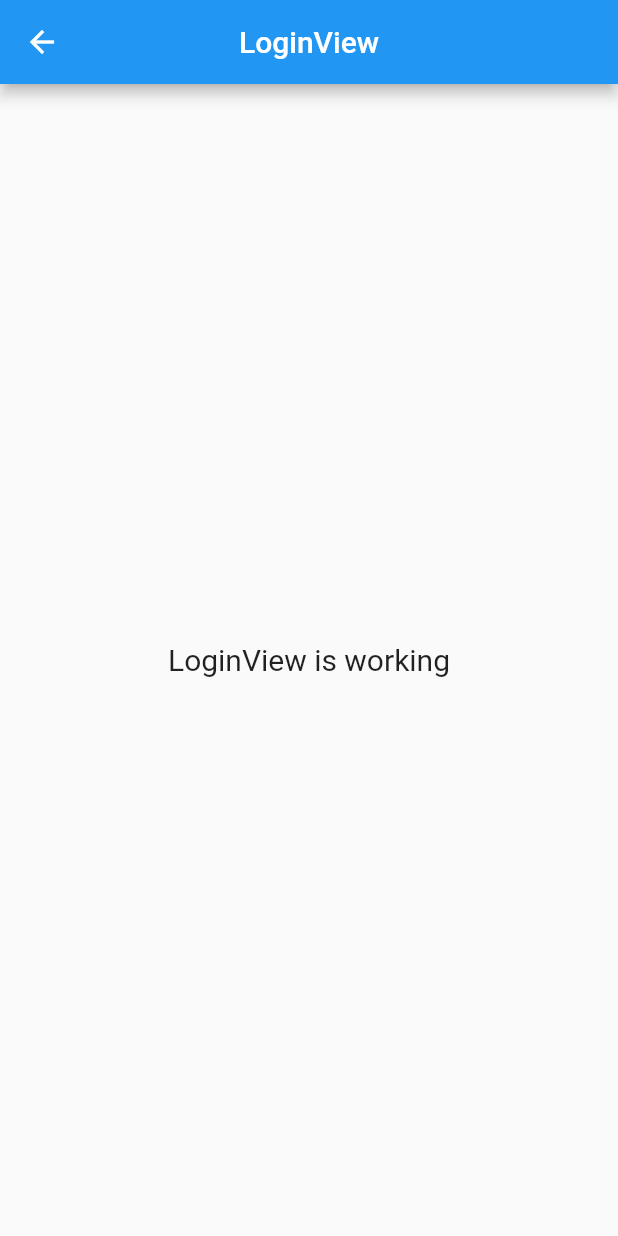
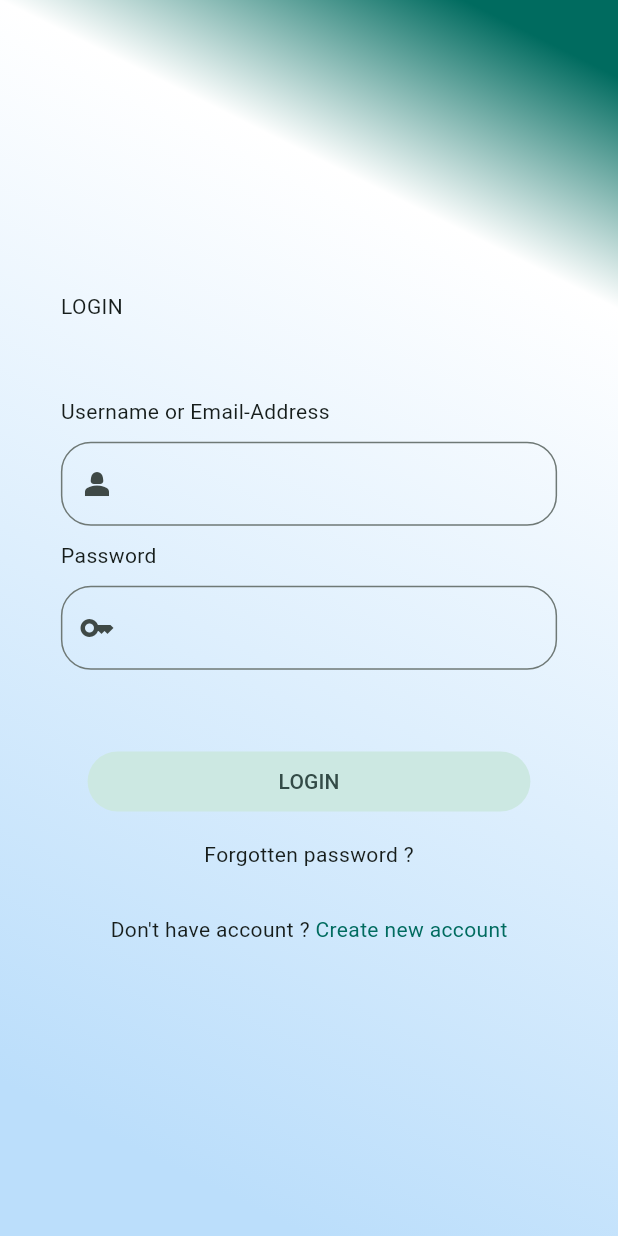
Before and after one commit to Thaniya05/demo-mobile-flutter, a Flutter app: the LoginView screen opened by its route, on a phone screen of 412 x 824 dp. Run offline on Flutter 3.47's test engine with Material 2 defaults, Android fonts, the phone set to English and light mode, and no system bars; our stand-ins replace get.

Commit message:
edit loginpage

```diff
--- a/demomobile/lib/app/modules/login/views/login_view.dart
+++ b/demomobile/lib/app/modules/login/views/login_view.dart
@@ -8,17 +8,109 @@ class LoginView extends GetView<LoginController> {
   const LoginView({Key? key}) : super(key: key);
   @override
   Widget build(BuildContext context) {
+    final theme = Theme.of(context);
     return Scaffold(
-      appBar: AppBar(
-        title: const Text('LoginView'),
-        centerTitle: true,
-      ),
-      body: const Center(
-        child: Text(
-          'LoginView is working',
-          style: TextStyle(fontSize: 20),
+      body: Container(
+        decoration: BoxDecoration(
+          gradient: LinearGradient(
+            begin: Alignment.bottomLeft,
+            end: Alignment.topRight,
+            stops: const [
+              0.1,
+              0.8,
+              0.95,
+            ],
+            colors: [
+              theme.primaryColorLight,
+              Color.fromARGB(255, 255, 255, 255),
+              theme.primaryColor
+            ],
+          ),
+        ),
+        child: Center(
+          child: Container(
+            width: Get.width * 0.9,
+            height: Get.height * 0.7,
+            child: Padding(
+              padding: const EdgeInsets.all(20.0),
+              child: Column(
+                mainAxisAlignment: MainAxisAlignment.spaceEvenly,
+                crossAxisAlignment: CrossAxisAlignment.start,
+                children: [
+                  Text(
+                    "LOGIN",
+                    style: TextStyle(),
+                  ),
+                  Column(
+                    crossAxisAlignment: CrossAxisAlignment.start,
+                    children: [
+                      const Text("Username or Email-Address "),
+                      const Padding(
+                        padding: EdgeInsets.only(bottom: 10.0),
+                      ),
+                      TextField(
+                        decoration: InputDecoration(
+                          border: OutlineInputBorder(
+                            borderRadius: BorderRadius.circular(20.0),
+                          ),
+                          prefixIcon: const Icon(Icons.person_2),
+                        ),
+                      ),
+                      _spcing(),
+                      const Text("Password "),
+                      _spcing(),
+                      TextField(
+                        decoration: InputDecoration(
+                          border: OutlineInputBorder(
+                            borderRadius: BorderRadius.circular(20.0),
+                          ),
+                          prefixIcon: const Icon(Icons.key_outlined),
+                        ),
+                      ),
+                    ],
+                  ),
+                  Center(
+                    child: Column(
+                      //mainAxisAlignment: MainAxisAlignment.center,
+                      children: [
+                        FilledButton.tonal(
+                          onPressed: () {},
+                          child: Container(
+                            child: Center(child: Text("LOGIN")),
+                            width: Get.width * 0.6,
+                          ),
+                        ),
+                        _spcing(d: 15.0),
+                        const Text("Forgotten password ?"),
+                        _spcing(d: 30.0),
+                        Center(
+                          child: Row(
+                            mainAxisAlignment: MainAxisAlignment.center,
+                            children: [
+                              const Text("Don't have account ? "),
+                              Text(
+                                "Create new account",
+                                style: TextStyle(
+                                    color: Theme.of(context).primaryColor),
+                              )
+                            ],
+                          ),
+                        )
+                      ],
+                    ),
+                  )
+                ],
+              ),
+            ),
+          ),
         ),
       ),
     );
   }
+
+  Padding _spcing({double d = 10.0}) {
+    return Padding(
+      padding: EdgeInsets.only(bottom: d),
+    );
+  }
 }
--- a/demomobile/lib/app/routes/app_pages.dart
+++ b/demomobile/lib/app/routes/app_pages.dart
@@ -10,7 +10,7 @@ part 'app_routes.dart';
 class AppPages {
   AppPages._();
 
-  static const INITIAL = Routes.HOME;
+  static const INITIAL = Routes.LOGIN;
 
   static final routes = [
     GetPage(
--- a/demomobile/lib/main.dart
+++ b/demomobile/lib/main.dart
@@ -7,9 +7,16 @@ import 'app/routes/app_pages.dart';
 void main() {
   runApp(
     GetMaterialApp(
+      debugShowCheckedModeBanner: false,
       title: "Application",
       initialRoute: AppPages.INITIAL,
       getPages: AppPages.routes,
+      theme: ThemeData(
+        useMaterial3: true,
+        colorScheme: ColorScheme.fromSeed(
+          seedColor: const Color.fromARGB(255, 46, 162, 147),
+        ),
+      ),
     ),
   );
 }
```
